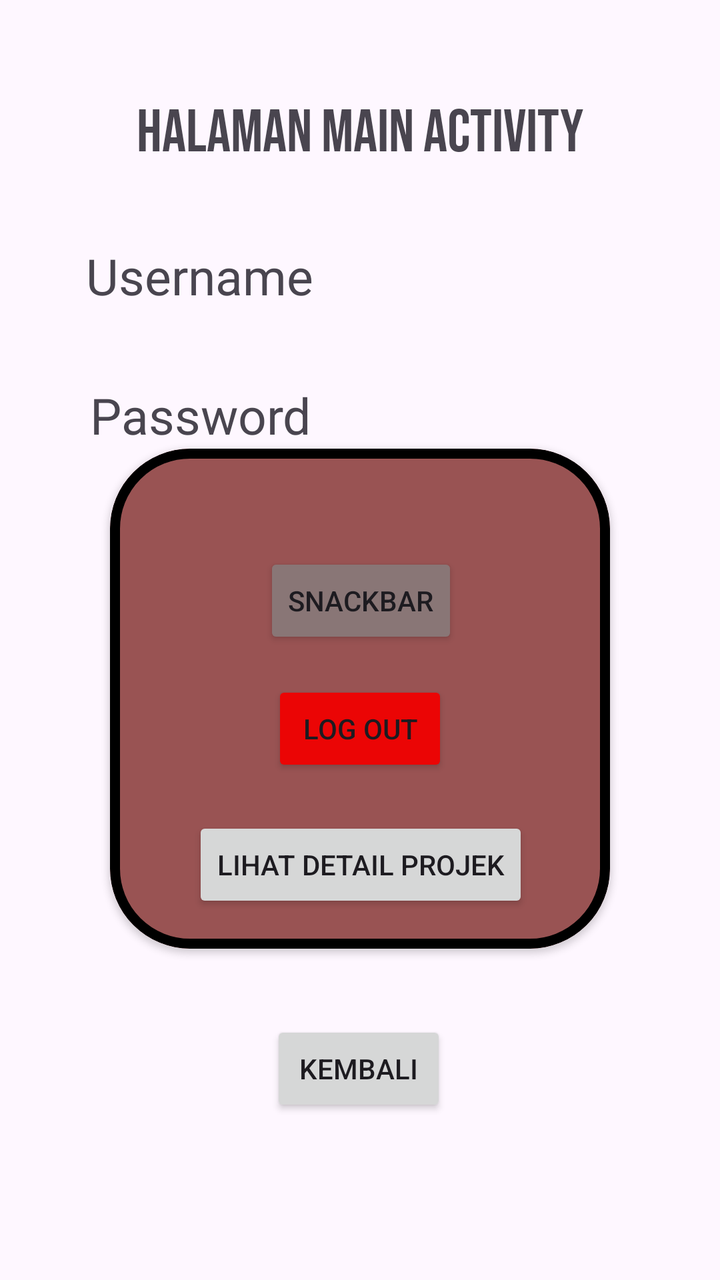
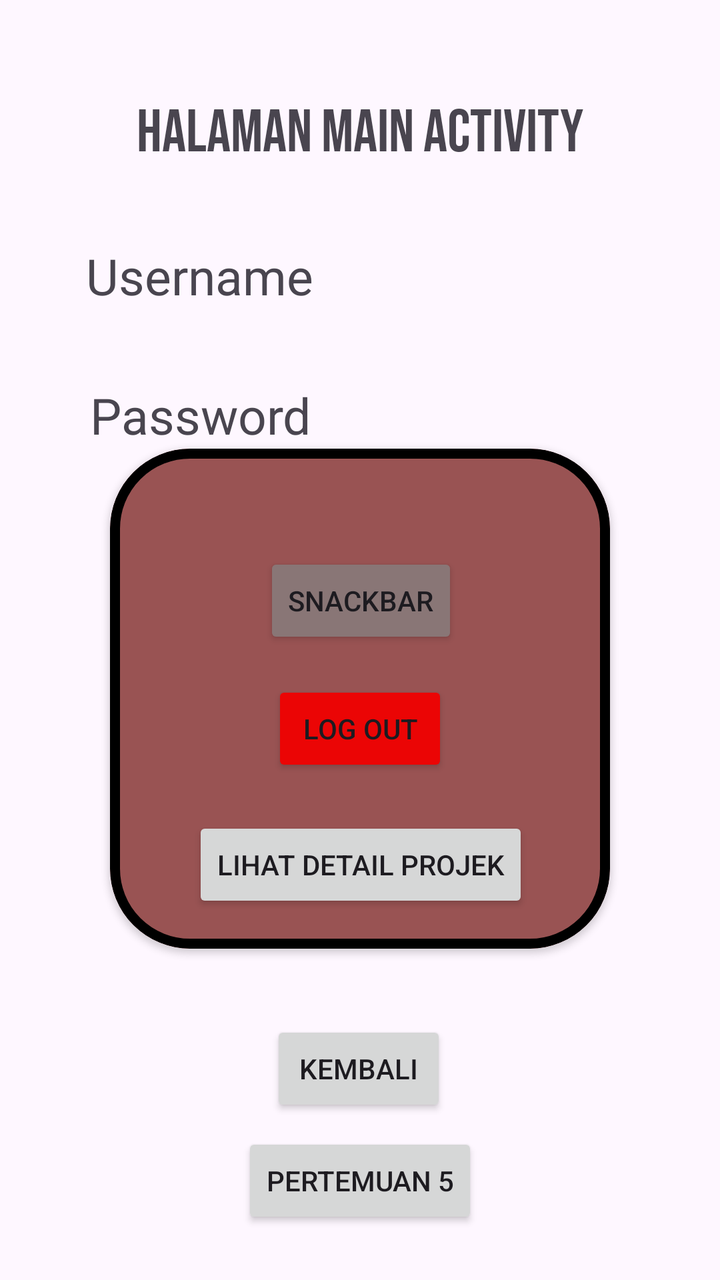

An Android layout rendered at two revisions. The XML below is the earlier revision; the diff shows what the commit changed to produce the second picture.
<!-- AndroidManifest.xml: application theme Theme.NantaWiltaWijaya_3TIB -->
<!-- res/layout/activity_main.xml -->
<?xml version="1.0" encoding="utf-8"?>
<androidx.constraintlayout.widget.ConstraintLayout xmlns:android="http://schemas.android.com/apk/res/android"
    xmlns:app="http://schemas.android.com/apk/res-auto"
    xmlns:tools="http://schemas.android.com/tools"
    android:id="@+id/main"
    android:layout_width="match_parent"
    android:layout_height="match_parent"
    tools:context=".MainActivity">

    <TextView
        android:id="@+id/txtUsername"
        android:layout_width="wrap_content"
        android:layout_height="wrap_content"
        android:layout_marginTop="36dp"
        android:text="Username"
        android:textSize="25dp"
        app:layout_constraintEnd_toEndOf="parent"
        app:layout_constraintHorizontal_bias="0.175"
        app:layout_constraintStart_toStartOf="parent"
        app:layout_constraintTop_toBottomOf="@+id/textView4" />

    <TextView
        android:id="@+id/txtPassword"
        android:layout_width="wrap_content"
        android:layout_height="wrap_content"
        android:layout_marginTop="36dp"
        android:text="Password"
        android:textSize="25dp"
        app:layout_constraintEnd_toEndOf="parent"
        app:layout_constraintHorizontal_bias="0.18"
        app:layout_constraintStart_toStartOf="parent"
        app:layout_constraintTop_toBottomOf="@+id/txtUsername" />


    <TextView
        android:id="@+id/textView4"
        android:layout_width="wrap_content"
        android:layout_height="wrap_content"
        android:layout_marginTop="48dp"
        android:fontFamily="@font/bebasneue_regular"
        android:text="Halaman Main Activity"
        android:textSize="30dp"
        app:layout_constraintEnd_toEndOf="parent"
        app:layout_constraintStart_toStartOf="parent"
        app:layout_constraintTop_toTopOf="parent" />

    <com.google.android.material.card.MaterialCardView
        android:id="@+id/materialCardView2"
        android:layout_width="250dp"
        android:layout_height="250dp"
        app:cardBackgroundColor="#995353"
        app:cardElevation="2dp"
        app:strokeColor="#000000"
        app:strokeWidth="5dp"
        app:cardCornerRadius="40dp"
        app:layout_constraintEnd_toEndOf="parent"
        app:layout_constraintStart_toStartOf="parent"
        app:layout_constraintTop_toBottomOf="@+id/txtPassword">


        <androidx.constraintlayout.widget.ConstraintLayout
            android:layout_width="match_parent"
            android:layout_height="match_parent">

            <Button
                android:id="@+id/btnSnackBar"
                android:layout_width="wrap_content"
                android:layout_height="wrap_content"
                android:layout_marginTop="52dp"
                android:backgroundTint="#897676"
                android:text="SnackBar"
                app:layout_constraintEnd_toEndOf="parent"
                app:layout_constraintHorizontal_bias="0.503"
                app:layout_constraintStart_toStartOf="parent"
                app:layout_constraintTop_toTopOf="parent" />

            <Button
                android:id="@+id/btnAlert"
                android:layout_width="wrap_content"
                android:layout_height="wrap_content"
                android:layout_marginTop="16dp"
                android:backgroundTint="#EB0505"
                android:text="Log Out"
                app:layout_constraintEnd_toEndOf="parent"
                app:layout_constraintStart_toStartOf="parent"
                app:layout_constraintTop_toBottomOf="@+id/btnSnackBar" />

            <Button
                android:id="@+id/btnDetail"
                android:layout_width="wrap_content"
                android:layout_height="wrap_content"
                android:layout_marginTop="20dp"
                android:text="Lihat Detail Projek"
                app:layout_constraintEnd_toEndOf="parent"
                app:layout_constraintHorizontal_bias="0.505"
                app:layout_constraintStart_toStartOf="parent"
                app:layout_constraintTop_toBottomOf="@+id/btnAlert" />

        </androidx.constraintlayout.widget.ConstraintLayout>


    </com.google.android.material.card.MaterialCardView>

    <Button
        android:id="@+id/btnKembali"
        android:layout_width="wrap_content"
        android:layout_height="wrap_content"
        android:layout_marginTop="36dp"
        android:text="Kembali"
        app:layout_constraintEnd_toEndOf="parent"
        app:layout_constraintHorizontal_bias="0.498"
        app:layout_constraintStart_toStartOf="parent"
        app:layout_constraintTop_toBottomOf="@+id/materialCardView2" />

</androidx.constraintlayout.widget.ConstraintLayout>
<!-- resources referenced by this layout -->
<resources>
  <style name="Theme.NantaWiltaWijaya_3TIB" parent="Base.Theme.NantaWiltaWijaya_3TIB" />
  <style name="Base.Theme.NantaWiltaWijaya_3TIB" parent="Theme.Material3.DayNight.NoActionBar">
          
          
      </style>
</resources>

<!-- the commit's change to res/layout/activity_main.xml (unified diff, before → after) -->
@@ -112,4 +112,14 @@
         app:layout_constraintStart_toStartOf="parent"
         app:layout_constraintTop_toBottomOf="@+id/materialCardView2" />
 
+    <Button
+        android:id="@+id/btnToLima"
+        android:layout_width="wrap_content"
+        android:layout_height="wrap_content"
+        android:layout_marginTop="8dp"
+        android:text="Pertemuan 5"
+        app:layout_constraintEnd_toEndOf="parent"
+        app:layout_constraintStart_toStartOf="parent"
+        app:layout_constraintTop_toBottomOf="@+id/btnKembali" />
+
 </androidx.constraintlayout.widget.ConstraintLayout>
